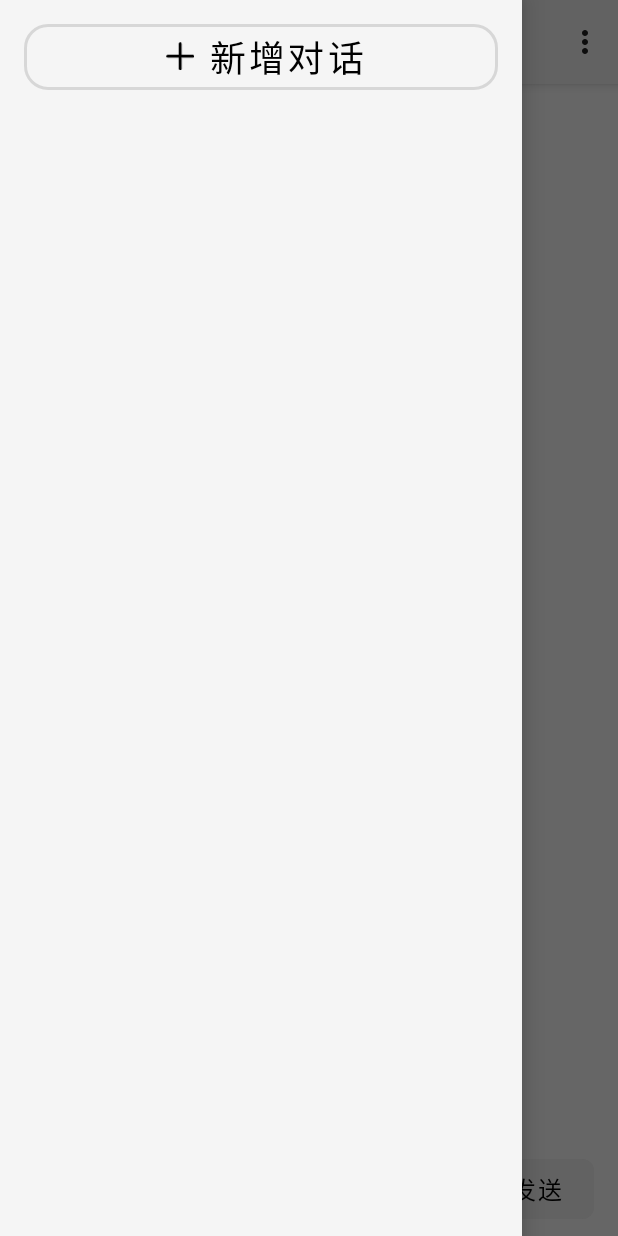
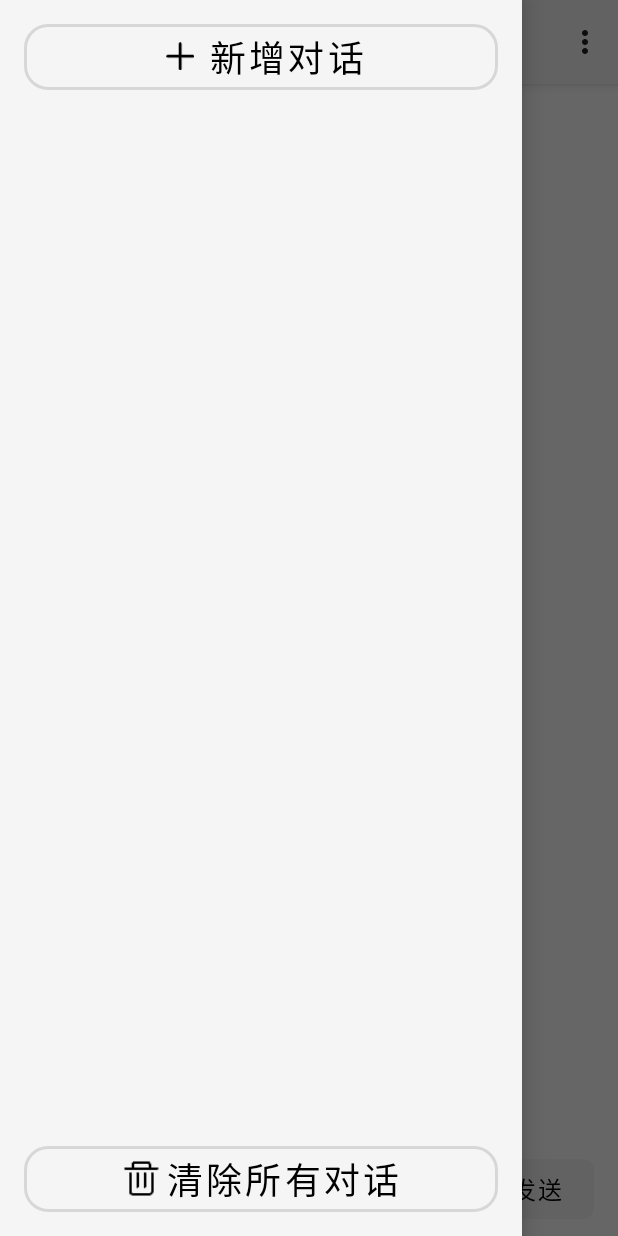
Before and after one commit to linhao1998/ChatGPTClient, an Android app: the screen it shows after launch (ChatActivity), with the side drawer open, on a phone screen of 412 x 824 dp. Run offline under Robolectric (Android 15) with nearby library versions, the phone set to English and light mode, and no system bars; our stand-ins replace Room's generated code; libraries missing offline, so code that uses them is left out: com.aallam.openai, com.github.ybq.android, es.dmoral.toasty, io.noties.markwon, io.noties.prism4j and 1 more; plain views replace SpinKitView; 2 statements that could not run were skipped.

Commit message:
新增清除所有对话功能。

```diff
--- a/app/src/main/java/com/example/chatgptclient/logic/dao/ChatDao.kt
+++ b/app/src/main/java/com/example/chatgptclient/logic/dao/ChatDao.kt
@@ -1,6 +1,7 @@
 package com.example.chatgptclient.logic.dao
 
 import androidx.room.Dao
+import androidx.room.Delete
 import androidx.room.Insert
 import androidx.room.Query
 import com.example.chatgptclient.logic.model.Chat
@@ -20,4 +21,7 @@ interface ChatDao {
     @Query("delete from chats where id = :chatId")
     fun deleteChatByChatId(chatId: Long): Int
 
+    @Query("delete from chats")
+    fun deleteAllChats()
+
 }
--- a/app/src/main/java/com/example/chatgptclient/logic/dao/MsgDao.kt
+++ b/app/src/main/java/com/example/chatgptclient/logic/dao/MsgDao.kt
@@ -16,4 +16,7 @@ interface MsgDao {
 
     @Query("delete from messages where chatId = :chatId")
     fun deleteMessagesByChatId(chatId: Long): Int
+
+    @Query("delete from messages")
+    fun deleteAllMessages()
 }
--- a/app/src/main/java/com/example/chatgptclient/ui/chat/ChatViewModel.kt
+++ b/app/src/main/java/com/example/chatgptclient/ui/chat/ChatViewModel.kt
@@ -26,6 +26,10 @@ class ChatViewModel: ViewModel() {
     private val addMsgsOfNewChatLiveData = MutableLiveData<Any?>()
 
     private val nonUpdateMsgListLiveData = MutableLiveData<Any?>()
+
+    private val clearAllChatsLiveData = MutableLiveData<Any?>()
+
+    private val clearAllMsgsLiveData = MutableLiveData<Any?>()
 
     private val nonUpdateMsgList = listOf(Msg("nonUpdateMsgList",Msg.TYPE_RECEIVED))
 
@@ -65,6 +69,11 @@ class ChatViewModel: ViewModel() {
                 value = Repository.loadAllChats()
             }
         }
+        addSource(clearAllChatsLiveData) {
+            viewModelScope.launch {
+                value = Repository.loadAllChats()
+            }
+        }
     }
 
     val msgsLiveData = MediatorLiveData<Result<List<Msg>>>().apply {
@@ -77,6 +86,9 @@ class ChatViewModel: ViewModel() {
             value = Result.success(emptyList())
         }
         addSource(addMsgsOfNewChatLiveData) {
+            value = Result.success(emptyList())
+        }
+        addSource(clearAllMsgsLiveData) {
             value = Result.success(emptyList())
         }
         addSource(nonUpdateMsgListLiveData) {
@@ -142,6 +154,14 @@ class ChatViewModel: ViewModel() {
         }
     }
 
+    fun clearAllChatsAndMsgs() {
+        viewModelScope.launch {
+            Repository.clearAllChatsAndMsgs()
+            clearAllChatsLiveData.value = clearAllChatsLiveData.value
+            clearAllMsgsLiveData.value = clearAllMsgsLiveData.value
+        }
+    }
+
     fun nonUpdateMsgList() {
         nonUpdateMsgListLiveData.value = nonUpdateMsgListLiveData.value
     }
--- a/app/src/main/res/layout/chat_list.xml
+++ b/app/src/main/res/layout/chat_list.xml
@@ -12,9 +12,9 @@
         android:layout_height="wrap_content"
         android:layout_marginVertical="10dp"
         android:layout_marginHorizontal="16dp"
+        android:paddingVertical="4dp"
         android:text="新增对话"
         android:textAllCaps="false"
-        android:textColor="?attr/colorPrimary"
         android:textSize="24sp"
         app:iconSize="30dp"
         app:cornerRadius="16dp"
@@ -26,6 +26,26 @@
         android:id="@+id/rv_chat"
         android:layout_width="match_parent"
         android:layout_height="match_parent"
-        android:layout_below="@id/addNewChatBtn"/>
+        android:layout_below="@id/addNewChatBtn"
+        android:layout_above="@id/clearAllChatsBtn"/>
+
+    <Button
+        style="?attr/materialButtonOutlinedStyle"
+        android:id="@+id/clearAllChatsBtn"
+        android:layout_width="match_parent"
+        android:layout_height="wrap_content"
+        android:layout_marginVertical="10dp"
+        android:layout_marginHorizontal="16dp"
+        android:layout_alignParentBottom="true"
+        android:paddingVertical="4dp"
+        android:text="清除所有对话"
+        android:textAllCaps="false"
+        android:textSize="24sp"
+        app:iconSize="26dp"
+        app:cornerRadius="16dp"
+        app:strokeWidth="2dp"
+        app:iconGravity="textStart"
+        app:icon="@drawable/ic_clear_24dp"/>
+
 
 </RelativeLayout>
```
Also changed, not shown: app/src/main/java/com/example/chatgptclient/logic/Repository.kt (+13 -0 lines), app/src/main/java/com/example/chatgptclient/ui/chat/ChatActivity.kt (+73 -29 lines), app/src/main/res/drawable-xxhdpi/ic_clear_24dp.png (added).
